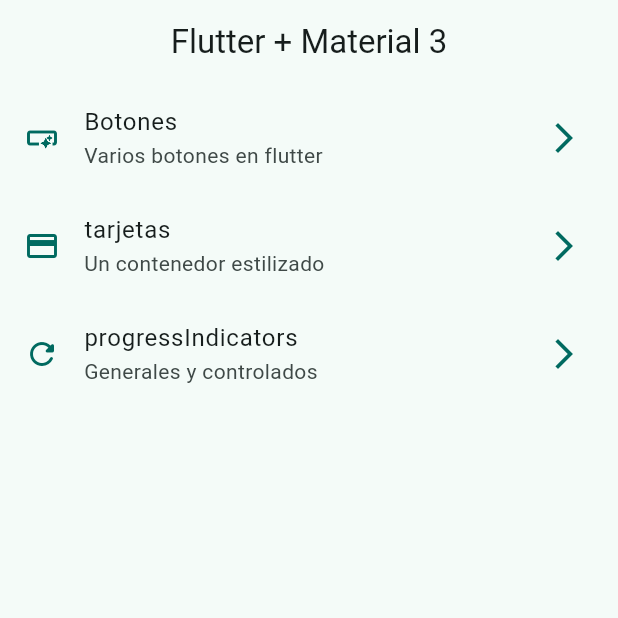
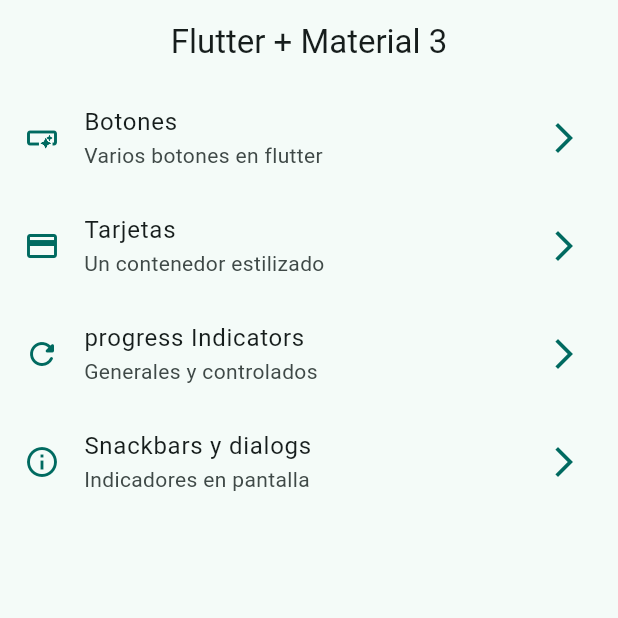
Before and after one commit to AlonsoAscencio/widgets_app, a Flutter app: the screen it shows after launch, on a phone screen of 412 x 824 dp, the top half of it. Run offline on Flutter 3.47's test engine with Material 3 defaults, Android fonts, the phone set to English and light mode, and no system bars; our stand-ins replace go_router.

Commit message:
snakcbars y dialogs finished

```diff
--- a/lib/config/menu/menu_items.dart
+++ b/lib/config/menu/menu_items.dart
@@ -22,15 +22,21 @@ const appMenuItems = <MenuItem>[
       icon: Icons.smart_button_outlined
       ),
   MenuItem(
-      title: 'tarjetas',
+      title: 'Tarjetas',
       subtitle: 'Un contenedor estilizado',
       link: '/cards',
       icon: Icons.credit_card
       ),
   MenuItem(
-      title: 'progressIndicators',
+      title: 'progress Indicators',
       subtitle: 'Generales y controlados',
       link: '/progress',
       icon: Icons.refresh_rounded
       ),
+  MenuItem(
+      title: 'Snackbars y dialogs',
+      subtitle: 'Indicadores en pantalla',
+      link: '/snackbars',
+      icon: Icons.info_outline
+      ),
 ];
--- a/lib/config/router/app_router.dart
+++ b/lib/config/router/app_router.dart
@@ -24,4 +24,9 @@ final appRouter = GoRouter(
       name: ProgressScreen.name,
       builder: (context, state) => const ProgressScreen(),
     ),
+    GoRoute(
+      path: '/snackbars',
+      name: SnackbarScreen.name,
+      builder: (context, state) => const SnackbarScreen(),
+    ),
 ]);
--- a/lib/main.dart
+++ b/lib/main.dart
@@ -12,6 +12,7 @@ class MainApp extends StatelessWidget {
   @override
   Widget build(BuildContext context) {
     return MaterialApp.router(
+      title: 'Flutter Widgets',
       routerConfig: appRouter,
       debugShowCheckedModeBanner: false,
       theme: AppTheme (selectedColor:1).getTheme(),
```
Also changed, not shown: lib/config/presentation/screens/snackbar/snackbar_screen.dart (+64 -2 lines).
